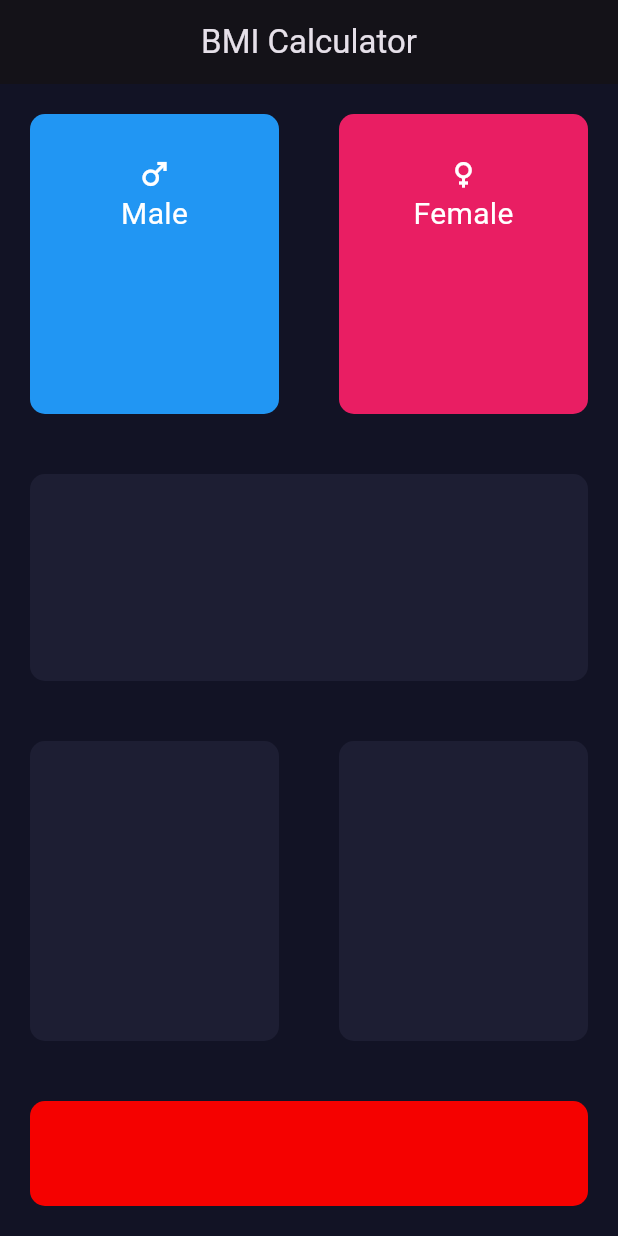
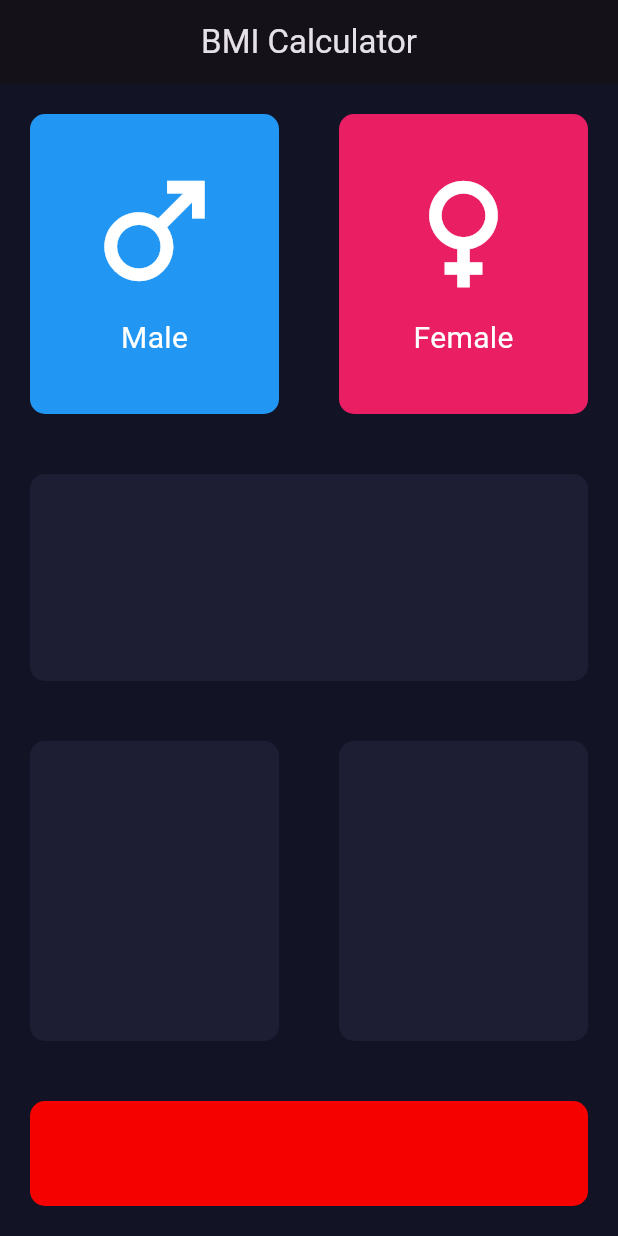
Before and after one commit to MNJTdhr/BMI_calculator, a Flutter app: the screen it shows after launch, on a phone screen of 412 x 824 dp. Run offline on Flutter 3.47's test engine with Material 3 defaults, Android fonts, the phone set to English and light mode, and no system bars.

Commit message:
made icons bigger

```diff
--- a/lib/screens/input_page.dart
+++ b/lib/screens/input_page.dart
@@ -39,8 +39,11 @@ class _InputPageState extends State<InputPage> {
                           padding: const EdgeInsets.all(8.0),
                           child: Column(
                             children: [
-                              Icon(
-                                Icons.male,
+                              Icon(Icons.male,
+                                size: 100,
+                              ),
+                              SizedBox(
+                                height: 7,
                               ),
                               Text(
                                 "Male",
@@ -66,7 +69,13 @@ class _InputPageState extends State<InputPage> {
                           padding: const EdgeInsets.all(8.0),
                           child: Column(
                             children: [
-                              Icon(Icons.female),
+                              Icon(
+                                Icons.female,
+                                size: 100,
+                              ),
+                              SizedBox(
+                                height: 7,
+                              ),
                               Text(
                                 "Female",
                                 style: TextStyle(
@@ -88,9 +97,7 @@ class _InputPageState extends State<InputPage> {
               Expanded(
                 child: ReusableCards(
                   cardChild: Column(
-                    children: [
-
-                    ],
+                    children: [],
                   ),
                   height: reusableCardsheight,
                 ),
@@ -100,9 +107,7 @@ class _InputPageState extends State<InputPage> {
                   Expanded(
                     child: ReusableCards(
                       cardChild: Column(
-                        children: [
-
-                        ],
+                        children: [],
                       ),
                       width: reusableCardsheight,
                       height: reusableCardsheight,
@@ -111,9 +116,7 @@ class _InputPageState extends State<InputPage> {
                   Expanded(
                     child: ReusableCards(
                       cardChild: Column(
-                        children: [
-
-                        ],
+                        children: [],
                       ),
                       width: reusableCardsheight,
                       height: reusableCardsheight,
@@ -123,9 +126,7 @@ class _InputPageState extends State<InputPage> {
               ),
               ReusableCards(
                 cardChild: Column(
-                  children: [
-
-                  ],
+                  children: [],
                 ),
                 height: 70,
                 incomingColor: bottomContainerColor,
```
